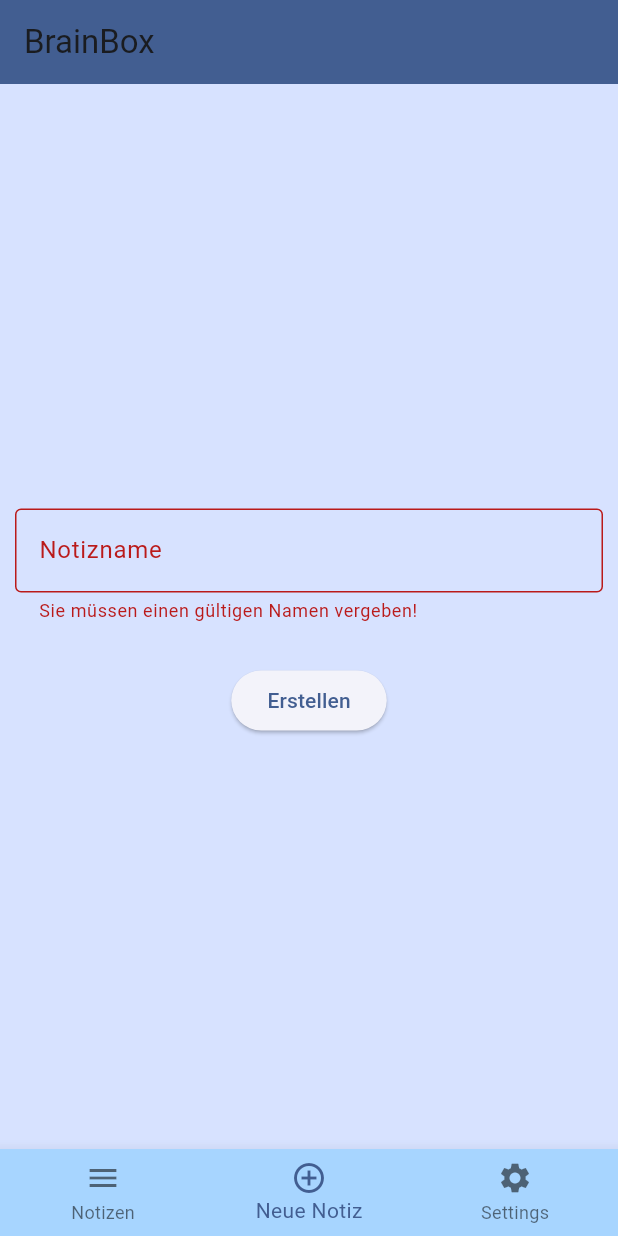
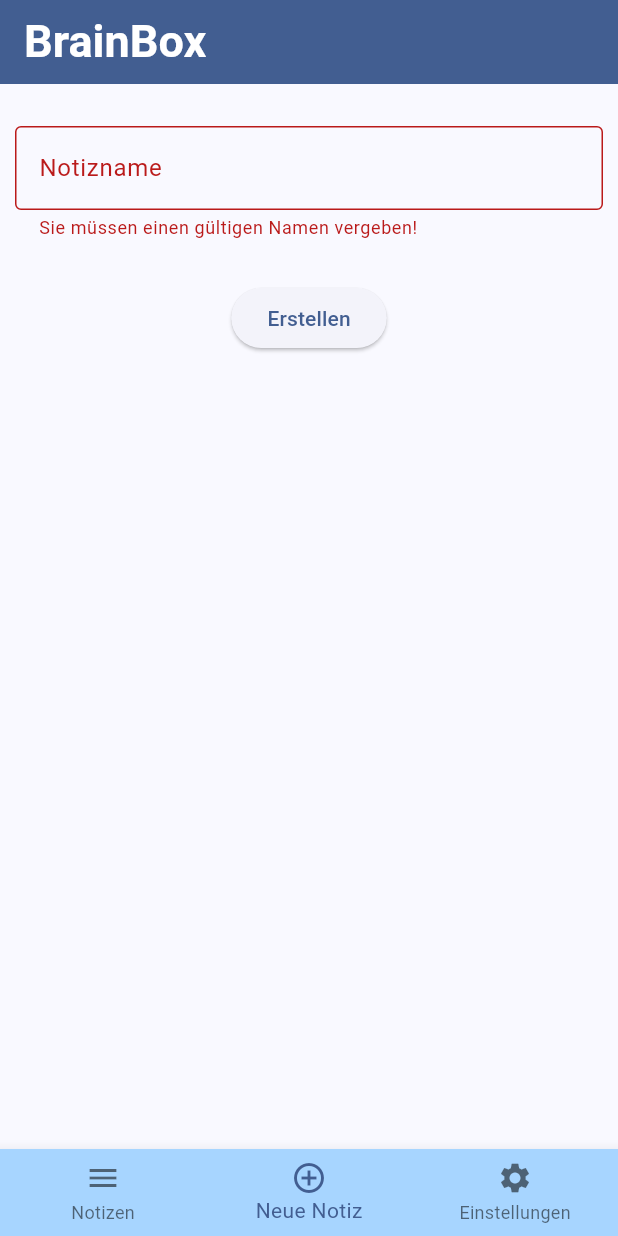
Before and after one commit to Vettl5/BrainBox, a Flutter app: the screen it shows after launch, item 2 of the bottom bar chosen, after a tap on "Erstellen", on a phone screen of 412 x 824 dp. Run offline on Flutter 3.47's test engine with Material 2 defaults, Android fonts, the phone set to English and light mode, and no system bars.

Commit message:
Wichtige Änderungen
- Appbar in "Neue_Notiz" hinzugefügt
- Funktionsstruktur von notizen_uebersicht überarbeitet: changeAppBarState hinzugefügt, um verschiedene Appbars zu ermöglichen (je nach Anwendungsfall: normal oder Löschansicht) // getColor Funktion als Color setter für Checkboxen //  emptyListChecker zur Auflistung aller Notizen oder Anzeigen eines Hinweises, dass keine Notizen vorhanden sind // in Scaffold werden nun nur noch die beiden Widgets appBarWidget und emptyListChecker aufgerufen -> outsourced

BUGS:
- DONE (AppBar wird anfangs durch if-Statement nicht richtig angezeigt)
- IN PROGRESS (Colordesign von Content, wenn Listeninhalte verfügbar sind, ist nicht richtig): mittlerweile wird auf keiner der Seiten in jedem beliebigen Zustand die richtige Hintergrundfarbe angezeigt :(
- wenn Bildschirm gedreht wird und zu viele Listen für Anzeigefläche existieren -> Pixel Overflow
- Checkboxen ändern noch nicht ihren State, (nächstes evtl. Problem: ausgewählte Notizen müssen löschbar gemacht werden, also auch aus Liste "notizenname" entfernt werden -> MyAppState(removeNotiz))

```diff
--- a/brainbox/lib/main.dart
+++ b/brainbox/lib/main.dart
@@ -129,26 +129,6 @@ class _MyHomePageState extends State<MyHomePage> {                  //State Klas
         builder: (context, constraints) {
           return Column(
             children: [
-              AppBar(
-                title: const Text('BrainBox'),
-                backgroundColor: Theme.of(context).colorScheme.primary,
-                /*actions: [
-                  IconButton(
-                    icon: const Icon(Icons.delete, size: 30, color: Colors.white),
-                    onPressed: () {
-                      setState(() {
-                        _isDeleting = !_isDeleting;
-                      });
-                      ScaffoldMessenger.of(context).showSnackBar(
-                        SnackBar(
-                          content: Text('Wählen Sie die Notiz aus, die Sie löschen möchten!'),
-                          duration: Duration(seconds: 2),
-                        ),
-                      );
-                    },
-                  ),
-                ],*/
-              ),
               Expanded(child: mainArea),
               SafeArea(
                 child: BottomNavigationBar(
@@ -164,7 +144,7 @@ class _MyHomePageState extends State<MyHomePage> {                  //State Klas
                     ),
                     BottomNavigationBarItem(                          //Einstellungen
                       icon: Icon(Icons.settings),
-                      label: 'Settings',
+                      label: 'Einstellungen',
                     ),
                   ],
                   currentIndex: selectedIndex,
--- a/brainbox/lib/neue_notiz.dart
+++ b/brainbox/lib/neue_notiz.dart
@@ -41,39 +41,36 @@ class _NeueNotizState extends State<NeueNotiz> {
             return;                                                           //Funktion wird beendet
           } //sonst
           appState.addNotiz(name);                                            //Übergibt Namen der Notiz an addNotiz() in main.dart --> MyAppState
-          showDialog(
-              context: context,
-              builder: (BuildContext context) {
           ScaffoldMessenger.of(context).showSnackBar(
             SnackBar(
               content: Text('Notiz erstellt!'),
               duration: Duration(seconds: 2),
             ),
           );
-                /*return AlertDialog(
-                  title: Text('Notiz erstellt!'),
-                  content: Text('Sie können Sie nun unter Notizen einsehen und bearbeiten!'),
-                  actions: [
-                    TextButton(
-                      onPressed: () {
-                        Navigator.of(context).pop();
-                      },
-                      child: Text('OK'),
-                    ),
-                  ],
-                );*/
-              },
-            );
           //Navigator.pushNamed(context, '/bearbeiten', arguments: {'file': name});   //Öffnet NotizBearbeiten() mit der erstellten Notiz
         }
       }
     }
 
-    return Center(
-      child: Column(
-        mainAxisAlignment: MainAxisAlignment.center,
+    return Scaffold(
+      backgroundColor: Theme.of(context).colorScheme.background,
+      body: LayoutBuilder(
+        builder: (context, constraints) {
+          return Column(
             children: [
-          Form(                                                             //Eingabeformular Feld
+              AppBar(
+                title: const Text('BrainBox',
+                  style: TextStyle(
+                    fontSize: 30,
+                    fontWeight: FontWeight.bold,
+                    color: Colors.white,
+                  ),
+                ),
+                backgroundColor: Theme.of(context).colorScheme.primary,
+                ),
+              SizedBox(height: 20.0),                                           //Abstandshalter zwischen AppBar und Textfeld
+              Form(
+                //mainAxisAlignment: MainAxisAlignment.center,                                                       //Eingabeformular Feld
                 key: _formKey,                                                  //Debugging Key für aktuelles Formular, macht Eingabe überprüfbar/zuweisbar
                 child: Padding(
                   padding: EdgeInsets.symmetric(vertical: 8.0, horizontal: 10.0),
@@ -99,8 +96,10 @@ class _NeueNotizState extends State<NeueNotiz> {
                 child: Text('Erstellen'),
               ),  //ElevatedButton
             ],  //children
-      ),  //Column
-    ); //Center
+          );  //Column
+        },
+      ), //Center
+    );
 
   } //Widget build
 } //NeueNotizState
--- a/brainbox/lib/notizen_uebersicht.dart
+++ b/brainbox/lib/notizen_uebersicht.dart
@@ -2,12 +2,11 @@
 
 import 'package:flutter/material.dart';
 import 'package:provider/provider.dart';
-//import 'package:provider/provider.dart';
 
 import 'main.dart';
 //import 'notizen_bearbeiten.dart';
 
-/*----------------------------------------------------------------------------------------------*/
+/*-----------------------------------------------------NOTIZEN ÜBERSICHT----------------------------------------------------------*/
 
 class Notizen extends StatefulWidget {
   const Notizen({super.key});
@@ -17,16 +16,17 @@ class Notizen extends StatefulWidget {
 
 
 class _NotizenState extends State<Notizen> {
-  bool _isDeleting = false;
+  bool _isDeleting = false;                                 //Löschfunktion ausgewählt
   var appBarStateIndex = 0;
 
-  //Funktion, um AppBar zu wechseln
-    void changeAppBarState() {
+
+  /*----------------------------------APPBAR State Change Funktion, wird aktiviert wenn getriggert durch Optionsmenü-------------------------------------*/
+  void changeAppBarState() {                                //sich ändernde Appbar, wenn Option in Optionsmenü ausgewählt wurde
     setState(() {
       if (appBarStateIndex == 0) {
-          appBarStateIndex = 1;
+        appBarStateIndex = 1;                               //Löschfunktion ausgewählt
       } else {
-          appBarStateIndex = 0;
+        appBarStateIndex = 0;                               //zurück zu normaler AppBar
       }
     });
   }
@@ -39,18 +39,34 @@ class _NotizenState extends State<Notizen> {
 
   Widget buildNotizenListe(MyAppState appState) {
     List<String> notizenname = appState.notizenname;
-    if (notizenname.isEmpty) {
-      return Center(
-        child: Text('Du hast noch keine Notizen erstellt.'),
-      );
+
+    /*--------------------------------------------------------Color setter für Checkboxen-----------------------------------------------------------*/
+    Color getColor(Set<MaterialState> states) {
+      const Set<MaterialState> interactiveStates = <MaterialState>{
+        MaterialState.pressed,
+        MaterialState.hovered,
+        MaterialState.focused,
+      };
+      if (states.any(interactiveStates.contains)) {
+        return Colors.blue;
+      }
+      return Colors.red;
     }
 
-    Widget AppBarWidget = appBarStateIndex == 0
+    /*--------------------------------------------------------APPBAR, abhängig von jeweiligem Zustand-----------------------------------------------------------*/
+    Widget appBarWidget = appBarStateIndex == 0
+        //AppBar, wenn Optionsmenü nicht getriggert wurde
         ? AppBar(
-            title: const Text('BrainBox'),
+            title: const Text('BrainBox',
+              style: TextStyle(
+                fontSize: 30,
+                fontWeight: FontWeight.bold,
+                color: Colors.white,
+              ),
+            ),
             backgroundColor: Theme.of(context).colorScheme.primary,
             actions: [
-              IconButton(                                                                     //Options Button
+              IconButton(                                                                     //Optionmenü Button
                 icon: const Icon(Icons.more_vert, size: 30, color: Colors.white),
                 onPressed: () {
                   showModalBottomSheet(
@@ -62,7 +78,7 @@ class _NotizenState extends State<Notizen> {
                           children: [
                             ListTile(
                               leading: Icon(Icons.delete),
-                              title: Text('Notizen Löschen'),
+                              title: Text('Notizen Löschen'),                                 //Option #1
                               onTap: () {
                                 setState(() {
                                   _isDeleting = true;
@@ -77,6 +93,7 @@ class _NotizenState extends State<Notizen> {
                                 );
                               },
                             ),
+                            //Noch ohne Funktion:
                             /*ListTile(
                               leading: Icon(Icons.edit),
                               title: Text('Umbenennen'),
@@ -91,48 +108,100 @@ class _NotizenState extends State<Notizen> {
                   );
                 },
               )
-            ]
+            ],
           )
+        //AppBar, wenn Optionsmenü getriggert wurde ("Löschen" ausgewählt)
         : AppBar(
-            title: const Text('BrainBox'),
+            leading: IconButton(
+              icon: const Icon(Icons.arrow_back, size: 30, color: Colors.white),
+              onPressed: () {
+                setState(() {
+                  _isDeleting = false;
+                  changeAppBarState();
+                });
+              },
+            ),
+            title: const Text('BrainBox',
+              style: TextStyle(
+                fontSize: 30,
+                fontWeight: FontWeight.bold,
+                color: Colors.white,
+              ),
+            ),
             backgroundColor: Theme.of(context).colorScheme.primary,
             actions: [
               IconButton(                                                                     //Options Button
                 icon: const Icon(Icons.delete, size: 30, color: Colors.white),
                 onPressed: () {
-                  ScaffoldMessenger.of(context).showSnackBar(
-                                  SnackBar(
-                                    content: Text('Wirklich löschen?'),
-                                    duration: Duration(seconds: 2),
+                  AlertDialog(
+                    title: Text('Notiz löschen'),
+                    content: Text('Möchten Sie die Notiz wirklich löschen?'),
+                    actions: [
+                      TextButton(
+                        child: Text('Abbrechen'),
+                        onPressed: () {
+                          setState(() {
+                            _isDeleting = false;
+                            changeAppBarState();
+                          });
+                          Navigator.pop(context);
+                        },
                       ),
+                      TextButton(
+                        child: Text('Löschen'),
+                        onPressed: () {
+                          setState(() {
+                            _isDeleting = false;
+                            changeAppBarState();
+                          });
+                          Navigator.pop(context);
+                        },
+                      ),
+                    ],
                   );
                 },
               )
-            ]
+            ],
         );
 
-
-    return Scaffold(
-      body: LayoutBuilder(
-        builder: (context, constraints) {
-          return Column(
-            children: [
-              AppBarWidget,
-              ListView.builder(
+    Widget emptyListChecker = notizenname.isEmpty == true
+        ? Center(
+            child: Text('Keine Notizen vorhanden!'),
+          )
+        : ListView.builder(                                             //Auflistung der Notizen
                 shrinkWrap: true,
                 physics: BouncingScrollPhysics(),
                 itemCount: appState.notizenname.length,
                 itemBuilder: (context, index) {
                   return ListTile(
-                    leading: _isDeleting
-                            ? Checkbox(value: false, onChanged: (value) { }) : null,
+                    leading: _isDeleting                              //Checkbox, um zu löschende Notizen auszuwählen
+                            ? Checkbox(                               //wenn _isDeleting true ist, wird Checkbox angezeigt
+                                checkColor: Colors.white,
+                                fillColor: MaterialStateProperty.resolveWith(getColor),
+                                value: false, onChanged: (value) {
+                                  setState(() {
+                                    _isDeleting = value!;
+                                  });
+                                },
+                              )
+                            : null,
                     title: Text(notizenname[index]),
                     onTap: () {
                       //openAndEditFile(context, File(appState.notizen[index]));
                     },
                   );
                 },
-              ),
+              );
+
+    /*--------------------------------------------------------LISTVIEW-----------------------------------------------------------*/
+    return Scaffold(
+      backgroundColor: Theme.of(context).colorScheme.background,
+      body: LayoutBuilder(
+        builder: (context, constraints) {
+          return Column(
+            children: [
+              appBarWidget,                                           //Aufruf der AppBar
+              emptyListChecker,
             ],
           );
         },
```
Lines whose indentation alone changed are shown as unchanged.
